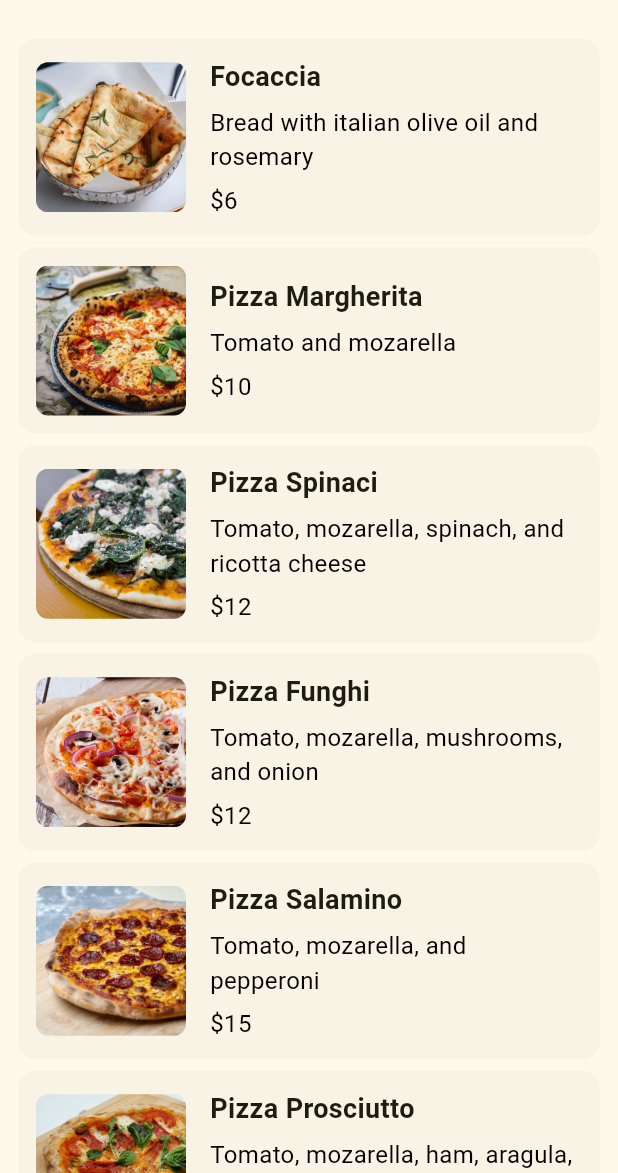
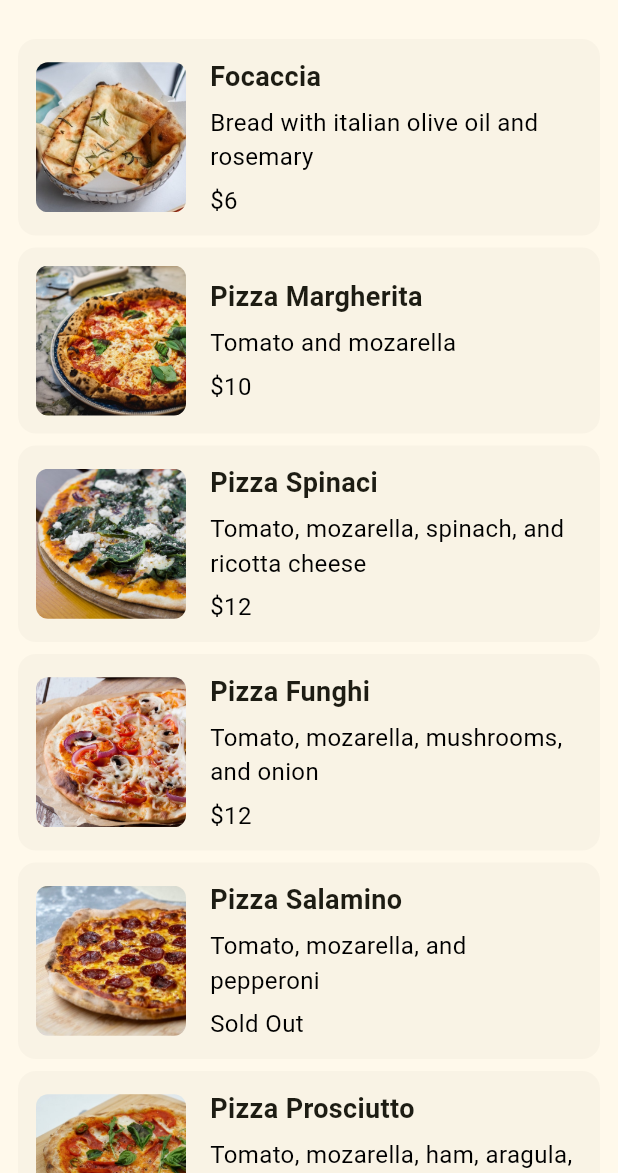
Before and after one commit to flpaugust/kotlin-pizza, a Flutter app: the screen it shows after launch, on a phone screen of 412 x 824 dp, the part 63-1236 px from its top. Run offline on Flutter 3.47's test engine with Material 3 defaults, Android fonts, the phone set to English and light mode, and no system bars.

Commit message:
if ternario item

```diff
--- a/pizza_menu/lib/item.dart
+++ b/pizza_menu/lib/item.dart
@@ -46,7 +46,7 @@ class Item extends StatelessWidget {
                     height: 6,
                   ),
                   Text(
-                    "\$${pizza.price}",
+                    pizza.soldOut ? "Sold Out": "\$${pizza.price}",
                     style: TextStyle(
                       fontSize: 16,
                       color: Colors.black,
```
